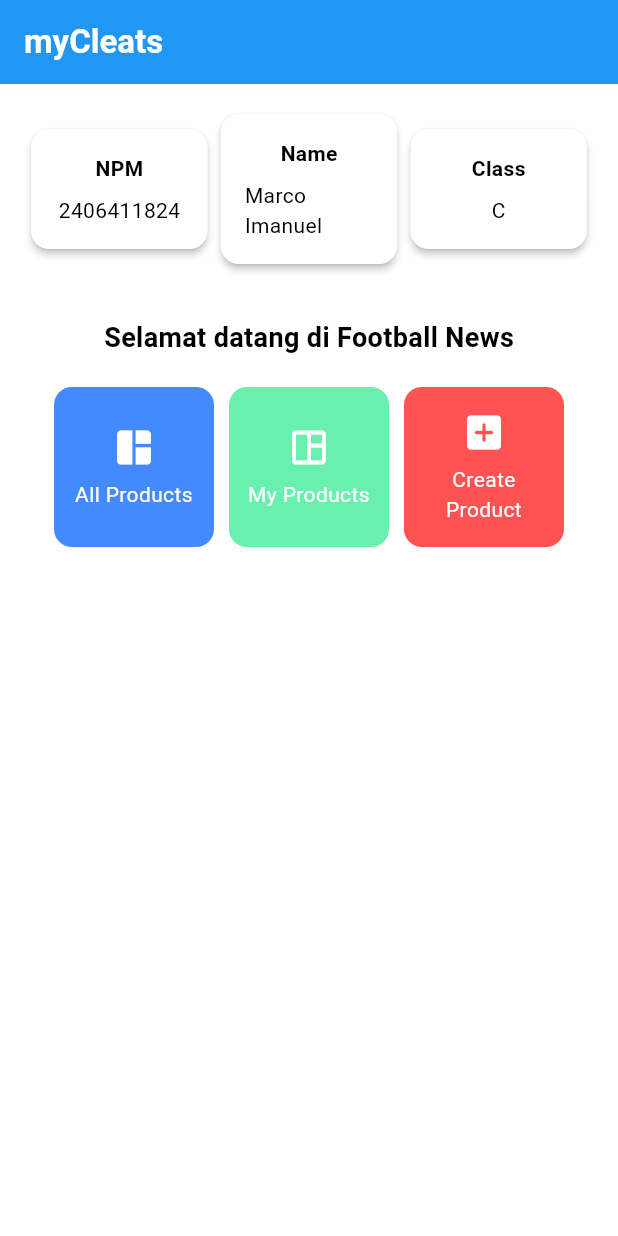
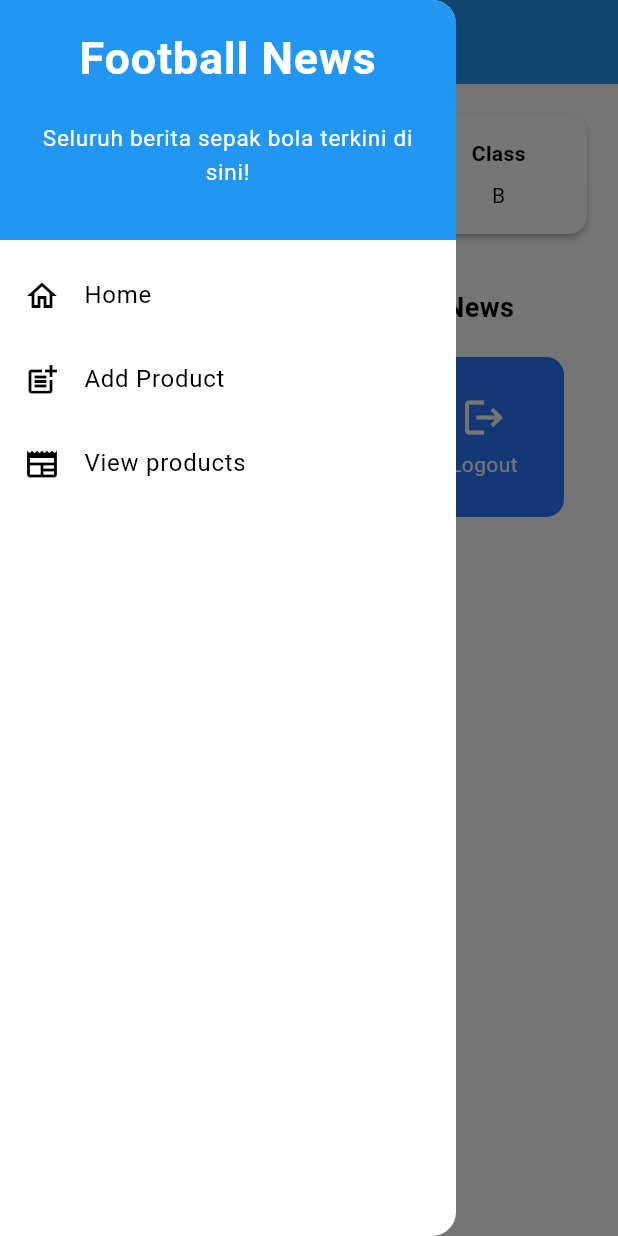
Before and after one commit to aiemusles/mycleats-mobile, a Flutter app: the screen it shows after launch, with the side drawer open (before the commit the screen has no drawer), on a phone screen of 412 x 824 dp. Run offline on Flutter 3.47's test engine with Material 3 defaults, Android fonts, the light colour scheme and no system bars.

Commit message:
Tugas 8 prototype

```diff
--- a/mycleats/lib/main.dart
+++ b/mycleats/lib/main.dart
@@ -1,5 +1,5 @@
 import 'package:flutter/material.dart';
-import 'package:mycleats/menu.dart';
+import 'package:mycleats/screens/menu.dart';
 
 void main() {
   runApp(const MyApp());
--- a/mycleats/lib/menu.dart
+++ b/mycleats/lib/screens/menu.dart
@@ -1,17 +1,19 @@
 import 'package:flutter/material.dart';
+import 'package:mycleats/widgets/left_drawer.dart';
+import 'package:mycleats/widgets/cleats_card.dart';
 
 class MyHomePage extends StatelessWidget {
   MyHomePage({super.key});
 
-  final String nama = "Marco Imanuel"; //nama
-  final String npm = "2406411824"; //npm
-  final String kelas = "C"; //kelas
+  final String nama = "Lionel Messi"; //nama
+  final String npm = "2406275678"; //npm
+  final String kelas = "B"; //kelas
 
   // Buttons
   final List<ItemHomepage> items = [
-    ItemHomepage("All Products", Icons.space_dashboard),
-    ItemHomepage("My Products", Icons.space_dashboard_outlined),
-    ItemHomepage("Create Product", Icons.add_box_rounded),
+    ItemHomepage("See Football News", Icons.newspaper),
+    ItemHomepage("Add News", Icons.add),
+    ItemHomepage("Logout", Icons.logout),
   ];
 
   @override
@@ -20,14 +22,15 @@
     return Scaffold(
       // AppBar adalah bagian atas halaman yang menampilkan judul.
       appBar: AppBar(
-        // Judul aplikasi "myCleats" dengan teks putih dan tebal.
+        // Judul aplikasi "Football News" dengan teks putih dan tebal.
         title: const Text(
-          'myCleats',
+          'Football News',
           style: TextStyle(color: Colors.white, fontWeight: FontWeight.bold),
         ),
         // Warna latar belakang AppBar diambil dari skema warna tema aplikasi.
         backgroundColor: Theme.of(context).colorScheme.primary,
       ),
+      drawer: LeftDrawer(),
       // Body halaman dengan padding di sekelilingnya.
       body: Padding(
         padding: const EdgeInsets.all(16.0),
@@ -127,87 +130,4 @@
   final IconData icon;
 
   ItemHomepage(this.name, this.icon);
-
-  // Usulan dari gpt, boleh diimplemen kalau warna background ud gada kaitan dengan tombol lagi
-  /* Color get color {
-    switch (name) {
-      case "All Products":
-        return Colors.blueAccent;
-      case "My Products":
-        return Colors.greenAccent;
-      case "Create Product":
-        return Colors.redAccent;
-      default:
-        return Colors.grey;
-    }
-  } */
 }
-
-class ItemCard extends StatelessWidget {
-  // Menampilkan kartu dengan ikon dan nama.
-
-  final ItemHomepage item;
-
-  const ItemCard(this.item, {super.key});
-
-  // Default const
-  @override
-  Widget build(BuildContext context) {
-    // Menentukan warna tombol sesuai kegunaannya
-    Color pickedColor;
-    switch (item.name) {
-      case "All Products":
-        pickedColor = Colors.blueAccent;
-        break;
-      case "My Products":
-        pickedColor = Colors.greenAccent;
-        break;
-      case "Create Product":
-        pickedColor = Colors.redAccent;
-        break;
-      default:
-        pickedColor = Theme.of(context)
-            .colorScheme
-            .secondary; // Secara default, latar belakang dari tema aplikasi.
-    }
-    return Material(
-      // Warna tombol
-      color: pickedColor,
-      // Membuat sudut kartu melengkung.
-      borderRadius: BorderRadius.circular(12),
-
-      child: InkWell(
-        // Aksi ketika kartu ditekan.
-        onTap: () {
-          // Menampilkan pesan SnackBar saat kartu ditekan.
-          ScaffoldMessenger.of(context)
-            ..hideCurrentSnackBar()
-            ..showSnackBar(
-              SnackBar(
-                content: Text("Kamu telah menekan tombol ${item.name}!"),
-              ),
-            );
-        },
-        // Container untuk menyimpan Icon dan Text
-        child: Container(
-          padding: const EdgeInsets.all(8),
-          child: Center(
-            child: Column(
-              // Menyusun ikon dan teks di tengah kartu.
-              mainAxisAlignment: MainAxisAlignment.center,
-              children: [
-                Icon(item.icon, color: Colors.white, size: 30.0),
-                const Padding(padding: EdgeInsets.all(3)),
-                Text(
-                  item.name,
-                  textAlign: TextAlign.center,
-                  style: const TextStyle(color: Colors.white),
-                ),
-              ],
-            ),
-          ),
-        ),
-      ),
-    );
-  }
-}
--- /dev/null
+++ b/mycleats/lib/widgets/cleats_card.dart
@@ -0,0 +1,63 @@
+import 'package:flutter/material.dart';
+import 'package:mycleats/screens/menu.dart';
+import 'package:mycleats/screens/cleatslist_form.dart';
+
+class ItemCard extends StatelessWidget {
+  // Menampilkan kartu dengan ikon dan nama.
+
+  final ItemHomepage item;
+
+  const ItemCard(this.item, {super.key});
+
+  @override
+  Widget build(BuildContext context) {
+    return Material(
+      // Menentukan warna latar belakang dari tema aplikasi.
+      color: Theme.of(context).colorScheme.secondary,
+      // Membuat sudut kartu melengkung.
+      borderRadius: BorderRadius.circular(12),
+
+      child: InkWell(
+        // Aksi ketika kartu ditekan.
+        onTap: () {
+          // Menampilkan pesan SnackBar saat kartu ditekan.
+          ScaffoldMessenger.of(context)
+            ..hideCurrentSnackBar()
+            ..showSnackBar(
+              SnackBar(
+                content: Text("Kamu telah menekan tombol ${item.name}!"),
+              ),
+            );
+
+          // Navigate ke route yang sesuai (tergantung jenis tombol)
+          if (item.name == "Add Product") {
+            // Navigator.push untuk melakukan navigasi ke MaterialPageRoute yang mencakup CleatsFormPage.
+            Navigator.push(
+              context,
+              MaterialPageRoute(builder: (context) => const CleatsFormPage()),
+            );
+          }
+        },
+        // Container untuk menyimpan Icon dan Text
+        child: Container(
+          padding: const EdgeInsets.all(8),
+          child: Center(
+            child: Column(
+              // Menyusun ikon dan teks di tengah kartu.
+              mainAxisAlignment: MainAxisAlignment.center,
+              children: [
+                Icon(item.icon, color: Colors.white, size: 30.0),
+                const Padding(padding: EdgeInsets.all(3)),
+                Text(
+                  item.name,
+                  textAlign: TextAlign.center,
+                  style: const TextStyle(color: Colors.white),
+                ),
+              ],
+            ),
+          ),
+        ),
+      ),
+    );
+  }
+}
--- /dev/null
+++ b/mycleats/lib/widgets/left_drawer.dart
@@ -0,0 +1,71 @@
+import 'package:flutter/material.dart';
+import 'package:mycleats/screens/menu.dart';
+import 'package:mycleats/screens/cleatslist_form.dart';
+
+class LeftDrawer extends StatelessWidget {
+  const LeftDrawer({super.key});
+
+  @override
+  Widget build(BuildContext context) {
+    return Drawer(
+      child: ListView(
+        children: [
+          const DrawerHeader(
+            decoration: BoxDecoration(color: Colors.blue),
+            child: Column(
+              children: [
+                Text(
+                  'Football News',
+                  textAlign: TextAlign.center,
+                  style: TextStyle(
+                    fontSize: 30,
+                    fontWeight: FontWeight.bold,
+                    color: Colors.white,
+                  ),
+                ),
+                Padding(padding: EdgeInsets.all(10)),
+                Text(
+                  "Seluruh berita sepak bola terkini di sini!",
+                  textAlign: TextAlign.center,
+                  style: TextStyle(
+                    color: Colors.white,
+                    fontSize: 15,
+                    fontWeight: FontWeight.normal,
+                  ),
+                ),
+              ],
+            ),
+          ),
+          // TODO: Bagian routing
+          ListTile(
+            leading: const Icon(Icons.home_outlined),
+            title: const Text('Home'),
+            // Bagian redirection ke MyHomePage
+            onTap: () {
+              Navigator.pushReplacement(
+                context,
+                MaterialPageRoute(builder: (context) => MyHomePage()),
+              );
+            },
+          ),
+          ListTile(
+            leading: const Icon(Icons.post_add),
+            title: const Text('Add Product'),
+            // Bagian redirection ke NewsFormPage
+            onTap: () {
+              Navigator.pushReplacement(
+                context,
+                MaterialPageRoute(builder: (context) => CleatsFormPage()),
+              );
+            },
+          ),
+          ListTile(
+            leading: const Icon(Icons.newspaper),
+            title: const Text('View products'),
+            // NOTE: add redirection to see news page later
+          )
+        ],
+      ),
+    );
+  }
+}
```
Also changed, not shown: mycleats/lib/screens/cleatslist_form.dart (added, +184 -0 lines).
